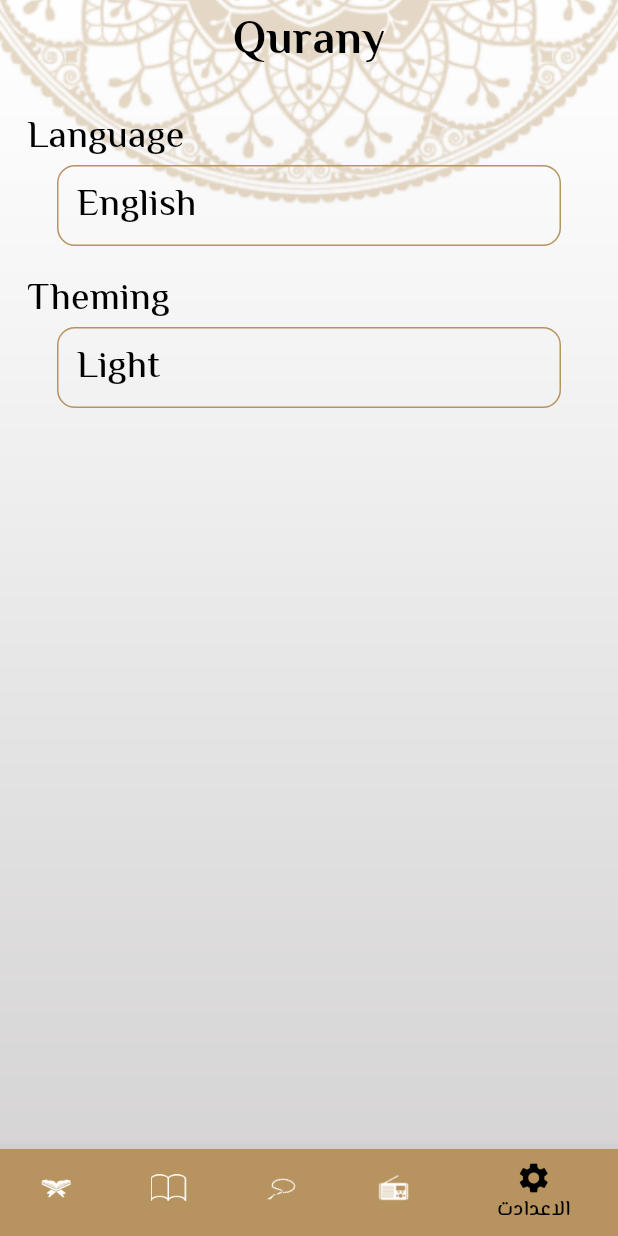
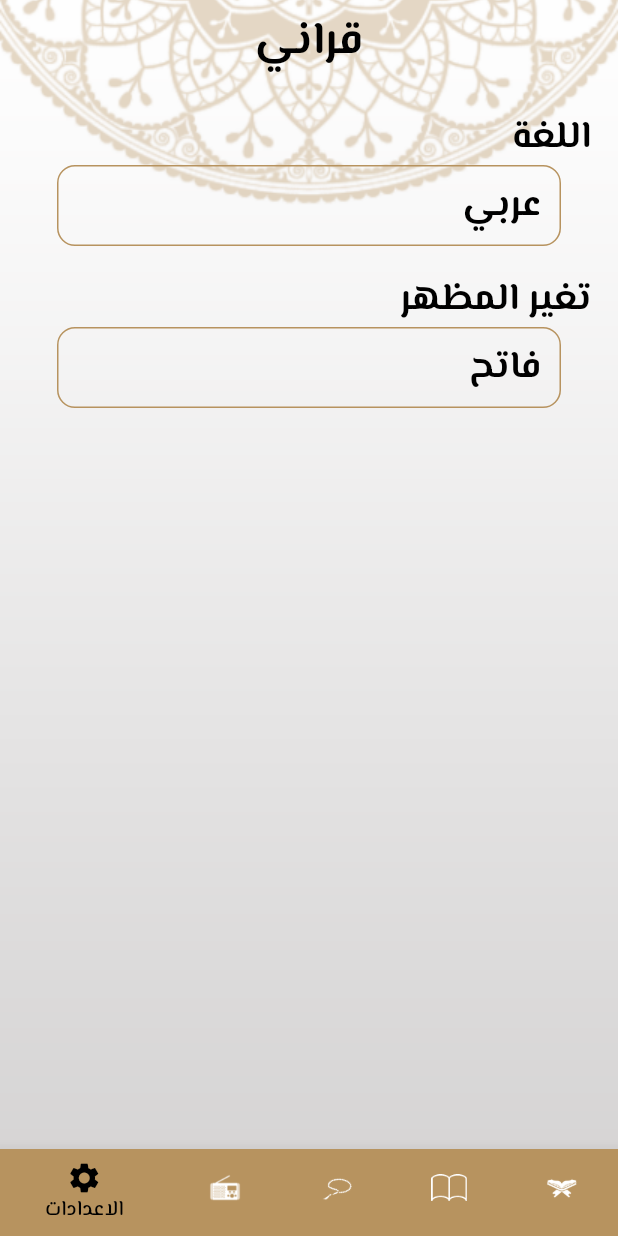
Before and after one commit to AbdelrahmanAyman1/qurany, a Flutter app: the screen it shows after launch, item 5 of the bottom bar chosen, on a phone screen of 412 x 824 dp. Run offline on Flutter 3.47's test engine with Material 3 defaults, Android fonts, the phone set to English and light mode, and no system bars; our stand-ins replace google_fonts; generated files the repository leaves out were written again.

Commit message:
finish theming and localization and add provider to manage the state of the app in theming and localization

```diff
--- a/lib/l10n/app_ar.arb
+++ b/lib/l10n/app_ar.arb
@@ -1,5 +1,15 @@
 {
   "appTitle": "قراني",
   "suraNames": "اسم السورة",
-  "ahadeth": "الاحاديث"
+  "ahadeth": "الاحاديث",
+  "language": "اللغة",
+  "arabic": "عربي",
+  "english": "انجليزي",
+  "theming": "تغير المظهر",
+  "light": "فاتح",
+  "dark": "داكن",
+  "quran": "قران",
+  "sebha": "سبحة",
+  "radio": "راديو",
+  "settings": "الاعدادات"
 }
--- a/lib/main.dart
+++ b/lib/main.dart
@@ -1,12 +1,15 @@
 import 'package:flutter/material.dart';
 import 'package:flutter_gen/gen_l10n/app_localizations.dart';
+import 'package:provider/provider.dart';
+import 'package:qurany/providers/my_provider.dart';
 import 'package:qurany/screens/Hadeth_details.dart';
 import 'package:qurany/screens/home_screen.dart';
 import 'package:qurany/screens/sura_details.dart';
 import 'package:qurany/theme/my_theme_data.dart';
 
 void main() {
-  runApp(const MyApp());
+  runApp(ChangeNotifierProvider(
+      create: (context) => MyProvider(), child: const MyApp()));
 }
 
 class MyApp extends StatelessWidget {
@@ -14,9 +17,11 @@ class MyApp extends StatelessWidget {
 
   @override
   Widget build(BuildContext context) {
+    var provider = Provider.of<MyProvider>(context);
     return MaterialApp(
       localizationsDelegates: AppLocalizations.localizationsDelegates,
       supportedLocales: AppLocalizations.supportedLocales,
+      locale: Locale(provider.languageCode),
       debugShowCheckedModeBanner: false,
       initialRoute: HomeScreen.routeName,
       routes: {
@@ -24,6 +29,7 @@ class MyApp extends StatelessWidget {
         SuraDetailsScreen.routeName: (context) => const SuraDetailsScreen(),
         HadethDetailsScreen.routeName: (context) => const HadethDetailsScreen()
       },
+      themeMode: provider.themeMode,
       theme: MyThemeData.lightTheme,
       darkTheme: MyThemeData.darkTheme,
     );
--- /dev/null
+++ b/lib/providers/my_provider.dart
@@ -0,0 +1,18 @@
+import 'package:flutter/material.dart';
+
+class MyProvider extends ChangeNotifier {
+  String languageCode = 'ar';
+  bool isArabic = false;
+  ThemeMode themeMode = ThemeMode.light;
+
+  void changeLanguage(String lang) {
+    languageCode = lang;
+    languageCode == 'en' ? isArabic = true : isArabic = false;
+    notifyListeners();
+  }
+
+  void changeTheme(ThemeMode themeMode) {
+    this.themeMode = themeMode;
+    notifyListeners();
+  }
+}
--- a/lib/screens/home_screen.dart
+++ b/lib/screens/home_screen.dart
@@ -1,12 +1,12 @@
 import 'package:flutter/material.dart';
 import 'package:flutter_gen/gen_l10n/app_localizations.dart';
+import 'package:provider/provider.dart';
+import 'package:qurany/providers/my_provider.dart';
 import 'package:qurany/screens/tabs/ahadeth_tab.dart';
 import 'package:qurany/screens/tabs/quran_tab.dart';
 import 'package:qurany/screens/tabs/radio_tab.dart';
 import 'package:qurany/screens/tabs/sebha_tab.dart';
 import 'package:qurany/screens/tabs/settings_tab.dart';
-
-import '../theme/my_theme_data.dart';
 
 class HomeScreen extends StatefulWidget {
   const HomeScreen({super.key});
@@ -22,9 +22,12 @@ class _HomeScreenState extends State<HomeScreen> {
 
   @override
   Widget build(BuildContext context) {
+    var provider = Provider.of<MyProvider>(context);
     return Stack(children: [
       Image.asset(
-        'assets/images/backgraound.png',
+        provider.themeMode == ThemeMode.light
+            ? 'assets/images/backgraound.png'
+            : 'assets/images/backgraound_dark.png',
         width: double.infinity,
         fit: BoxFit.cover,
       ),
@@ -34,6 +37,7 @@ class _HomeScreenState extends State<HomeScreen> {
               style: Theme.of(context).textTheme.bodyLarge),
         ),
         bottomNavigationBar: BottomNavigationBar(
+          backgroundColor: Theme.of(context).colorScheme.primary,
           currentIndex: index,
           onTap: (value) {
             setState(() {
@@ -43,30 +47,30 @@ class _HomeScreenState extends State<HomeScreen> {
           items: [
             BottomNavigationBarItem(
                 icon: const ImageIcon(AssetImage('assets/images/moshaf.png')),
-                label: 'قرأن',
-                backgroundColor: MyThemeData.primaryColor),
+                label: AppLocalizations.of(context)!.quran,
+                backgroundColor: Theme.of(context).colorScheme.primary),
             BottomNavigationBarItem(
                 icon: const ImageIcon(
                   AssetImage('assets/images/ahadeth.png'),
                 ),
-                label: 'احاديث',
-                backgroundColor: MyThemeData.primaryColor),
+                label: AppLocalizations.of(context)!.ahadeth,
+                backgroundColor: Theme.of(context).colorScheme.primary),
             BottomNavigationBarItem(
                 icon: const ImageIcon(
                   AssetImage('assets/images/sebha.png'),
                 ),
-                label: 'سبحه',
-                backgroundColor: MyThemeData.primaryColor),
+                label: AppLocalizations.of(context)!.sebha,
+                backgroundColor: Theme.of(context).colorScheme.primary),
             BottomNavigationBarItem(
                 icon: const ImageIcon(
                   AssetImage('assets/images/radio.png'),
                 ),
-                label: 'راديو',
-                backgroundColor: MyThemeData.primaryColor),
+                label: AppLocalizations.of(context)!.radio,
+                backgroundColor: Theme.of(context).colorScheme.primary),
             BottomNavigationBarItem(
                 icon: const Icon(Icons.settings),
-                label: 'الاعدادت',
-                backgroundColor: MyThemeData.primaryColor),
+                label: AppLocalizations.of(context)!.settings,
+                backgroundColor: Theme.of(context).colorScheme.primary),
           ],
         ),
         body: tabs[index],
--- a/lib/screens/tabs/settings_tab.dart
+++ b/lib/screens/tabs/settings_tab.dart
@@ -1,5 +1,9 @@
 import 'package:flutter/material.dart';
-import 'package:qurany/theme/my_theme_data.dart';
+import 'package:flutter_gen/gen_l10n/app_localizations.dart';
+import 'package:provider/provider.dart';
+import 'package:qurany/providers/my_provider.dart';
+import 'package:qurany/widgets/language_bottom_sheet.dart';
+import 'package:qurany/widgets/theming_bottom_sheet.dart';
 
 class SettingsTab extends StatefulWidget {
   const SettingsTab({super.key});
@@ -11,38 +15,70 @@ class SettingsTab extends StatefulWidget {
 class _SettingsTabState extends State<SettingsTab> {
   @override
   Widget build(BuildContext context) {
+    var provider = Provider.of<MyProvider>(context);
     return Padding(
       padding: const EdgeInsets.all(18),
       child: Column(
         crossAxisAlignment: CrossAxisAlignment.start,
         children: [
-          const Text('Language'),
+          Text(
+            AppLocalizations.of(context)!.language,
+            style: Theme.of(context).textTheme.bodyMedium!.copyWith(
+                color: Theme.of(context).colorScheme.onSecondary,
+                fontWeight: FontWeight.bold),
+          ),
           InkWell(
-            onTap: () => openLanguageBottomSheet(),
+            onTap: () {
+              openBottomSheet(const LanguageBottomSheet());
+              setState(() {});
+            },
             child: Container(
               width: double.infinity,
               padding: const EdgeInsets.symmetric(horizontal: 12, vertical: 8),
               margin: const EdgeInsets.symmetric(horizontal: 20),
               decoration: BoxDecoration(
-                  borderRadius: BorderRadius.circular(12),
-                  border: Border.all(color: MyThemeData.primaryColor)),
-              child: const Text('English'),
+                borderRadius: BorderRadius.circular(12),
+                border:
+                    Border.all(color: Theme.of(context).colorScheme.onSurface),
+              ),
+              child: Text(
+                provider.languageCode == 'en'
+                    ? AppLocalizations.of(context)!.english
+                    : AppLocalizations.of(context)!.arabic,
+                style: Theme.of(context).textTheme.bodyMedium!.copyWith(
+                    color: Theme.of(context).colorScheme.onSecondary,
+                    fontWeight: FontWeight.bold),
+              ),
             ),
           ),
           const SizedBox(
             height: 18,
           ),
-          const Text('Theming'),
+          Text(
+            AppLocalizations.of(context)!.theming,
+            style: Theme.of(context).textTheme.bodyMedium!.copyWith(
+                color: Theme.of(context).colorScheme.onSecondary,
+                fontWeight: FontWeight.bold),
+          ),
           InkWell(
-            onTap: () => openThemingBottomSheet(),
+            onTap: () => openBottomSheet(const ThemingBottomSheet()),
             child: Container(
               width: double.infinity,
               padding: const EdgeInsets.symmetric(horizontal: 12, vertical: 8),
               margin: const EdgeInsets.symmetric(horizontal: 20),
               decoration: BoxDecoration(
-                  borderRadius: BorderRadius.circular(12),
-                  border: Border.all(color: MyThemeData.primaryColor)),
-              child: const Text('Light'),
+                borderRadius: BorderRadius.circular(12),
+                border:
+                    Border.all(color: Theme.of(context).colorScheme.onSurface),
+              ),
+              child: Text(
+                provider.themeMode == ThemeMode.light
+                    ? AppLocalizations.of(context)!.light
+                    : AppLocalizations.of(context)!.dark,
+                style: Theme.of(context).textTheme.bodyMedium!.copyWith(
+                    color: Theme.of(context).colorScheme.onSecondary,
+                    fontWeight: FontWeight.bold),
+              ),
             ),
           )
         ],
@@ -50,32 +86,12 @@ class _SettingsTabState extends State<SettingsTab> {
     );
   }
 
-  openLanguageBottomSheet() {
+  openBottomSheet(Widget widget) {
     showModalBottomSheet(
-      context: context,
-      isScrollControlled: true,
-      builder: (context) {
-        return Container(
-          height: MediaQuery.of(context).size.height * .9,
-        );
-      },
-      shape: const OutlineInputBorder(
-        borderRadius: BorderRadius.only(
-          topLeft: Radius.circular(18),
-          topRight: Radius.circular(18),
-        ),
-      ),
-    );
-  }
-
-  openThemingBottomSheet() {
-    showModalBottomSheet(
-      isScrollControlled: true,
+      backgroundColor: Theme.of(context).colorScheme.background,
       context: context,
       builder: (context) {
-        return Container(
-          height: MediaQuery.of(context).size.height * .9,
-        );
+        return widget;
       },
       shape: const OutlineInputBorder(
         borderRadius: BorderRadius.only(
--- a/lib/theme/my_theme_data.dart
+++ b/lib/theme/my_theme_data.dart
@@ -3,7 +3,21 @@ import 'package:google_fonts/google_fonts.dart';
 
 class MyThemeData {
   static Color primaryColor = const Color(0xFFB7935F);
+  static Color darkPrimaryColor = const Color(0xFF141A2E);
+  static Color yellow = const Color(0xFFFACC1D);
   static ThemeData lightTheme = ThemeData(
+      colorScheme: ColorScheme(
+          brightness: Brightness.light,
+          primary: primaryColor,
+          onPrimary: Colors.black,
+          secondary: Colors.white,
+          onSecondary: Colors.black,
+          error: Colors.red,
+          onError: Colors.white,
+          background: primaryColor,
+          onBackground: Colors.black,
+          surface: Colors.white,
+          onSurface: primaryColor),
       scaffoldBackgroundColor: Colors.transparent,
       textTheme: TextTheme(
         bodySmall: GoogleFonts.elMessiri(
@@ -33,5 +47,47 @@ class MyThemeData {
         unselectedItemColor: Colors.white,
         showUnselectedLabels: false,
       ));
-  static ThemeData darkTheme = ThemeData();
+  static ThemeData darkTheme = ThemeData(
+    colorScheme: ColorScheme(
+        brightness: Brightness.dark,
+        primary: darkPrimaryColor,
+        onPrimary: Colors.white,
+        secondary: Colors.yellow,
+        onSecondary: Colors.white,
+        error: Colors.red,
+        onError: Colors.white,
+        background: Colors.yellow,
+        onBackground: Colors.white,
+        surface: darkPrimaryColor,
+        onSurface: Colors.yellow),
+    scaffoldBackgroundColor: Colors.transparent,
+    textTheme: TextTheme(
+      bodySmall: GoogleFonts.elMessiri(
+        fontSize: 20,
+        fontWeight: FontWeight.w200,
+        color: const Color(0xFF242424),
+      ),
+      bodyMedium: GoogleFonts.elMessiri(
+        fontSize: 25,
+        fontWeight: FontWeight.w500,
+        color: yellow,
+      ),
+      bodyLarge: GoogleFonts.elMessiri(
+        fontSize: 30,
+        fontWeight: FontWeight.bold,
+        color: Colors.white,
+      ),
+    ),
+    appBarTheme: const AppBarTheme(
+      backgroundColor: Colors.transparent,
+      elevation: 0.0,
+      centerTitle: true,
+    ),
+    bottomNavigationBarTheme: BottomNavigationBarThemeData(
+      backgroundColor: darkPrimaryColor,
+      selectedItemColor: yellow,
+      unselectedItemColor: Colors.white,
+      showUnselectedLabels: false,
+    ),
+  );
 }
--- a/lib/widgets/divider.dart
+++ b/lib/widgets/divider.dart
@@ -1,12 +1,11 @@
 import 'package:flutter/material.dart';
-
-import '../theme/my_theme_data.dart';
 
 class CustomDivider extends StatelessWidget {
   const CustomDivider({super.key});
 
   @override
   Widget build(BuildContext context) {
-    return Divider(thickness: 3, color: MyThemeData.primaryColor);
+    return Divider(
+        thickness: 3, color: Theme.of(context).colorScheme.onSurface);
   }
 }
--- a/pubspec.yaml
+++ b/pubspec.yaml
@@ -39,6 +39,7 @@ dependencies:
   flutter_localizations:
     sdk: flutter
   intl: ^0.18.1
+  provider: ^6.1.1
 
 dev_dependencies:
   flutter_test:
```
Also changed, not shown: lib/l10n/app_en.arb (+11 -1 lines), lib/providers/ahadeth_detalis_provider.dart (added, +12 -0 lines), lib/providers/sura_detalis_provider.dart (added, +13 -0 lines), lib/screens/hadeth_details.dart (+25 -23 lines), lib/screens/sura_details.dart (+20 -26 lines), lib/screens/tabs/ahadeth_tab.dart (+8 -13 lines), lib/screens/tabs/quran_tab.dart (+5 -7 lines), lib/widgets/language_bottom_sheet.dart (added, +81 -0 lines), lib/widgets/theming_bottom_sheet.dart (added, +81 -0 lines), assets/images/2.0x/backgraound_dark@2x.png (added), assets/images/3.0x/backgraound_dark@3x.png (added), assets/images/backgraound_dark.png (added).
